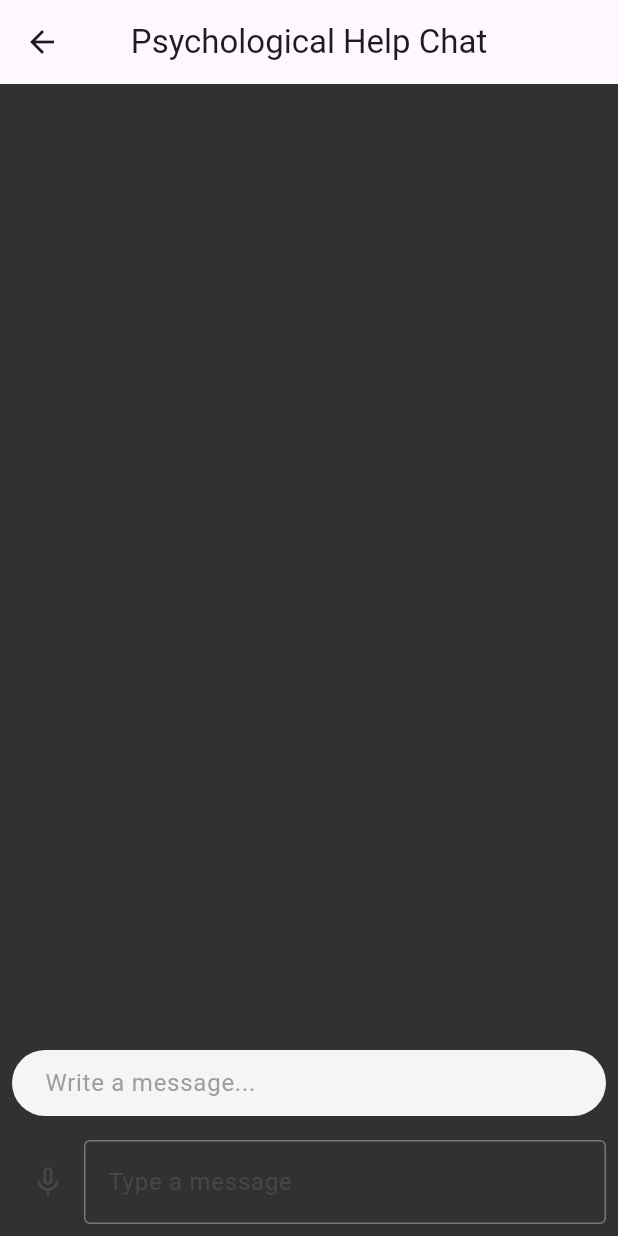
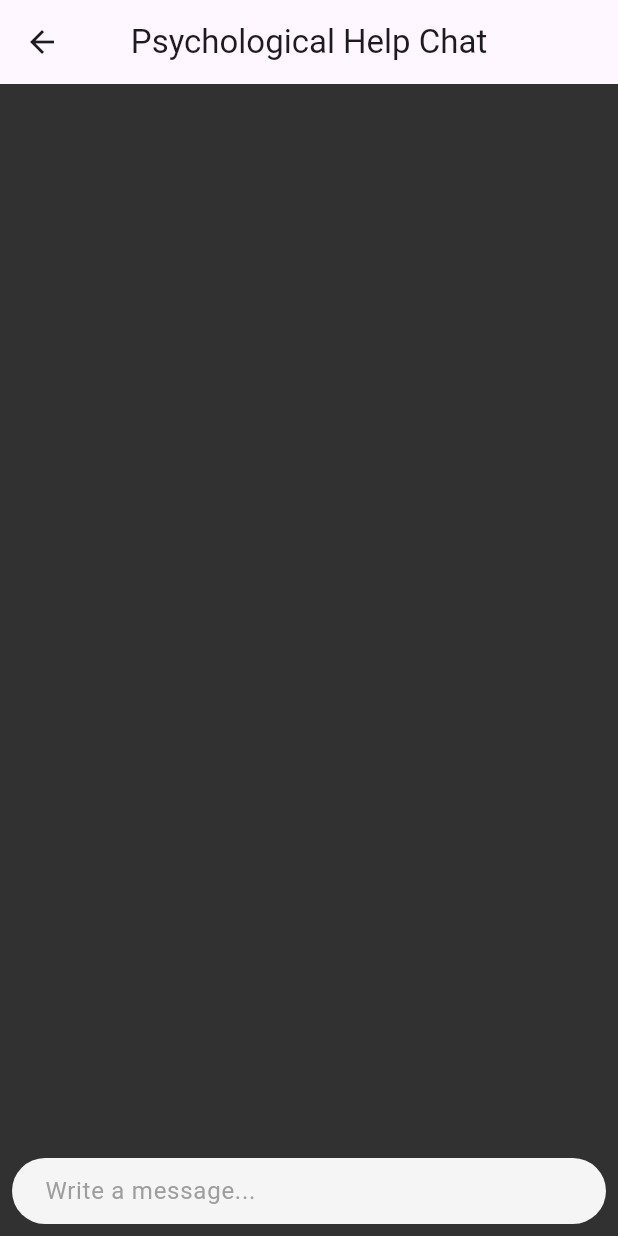
Before and after one commit to iremmanaz/DisasterPal-App, a Flutter app: the PsychologicalHelpPage screen opened by its route, on a phone screen of 412 x 824 dp. Run offline on Flutter 3.47's test engine with Material 3 defaults, Android fonts, the phone set to English and light mode, and no system bars; drawn by our look-alikes of dash_chat_2; our stand-ins replace flutter_gemini, flutter_map, geolocator, image_picker, latlong2, shared_preferences and 2 more; accounts and stored records are empty.

Commit message:
Update psychological_help_page.dart

```diff
--- a/lib/psychological_help_page.dart
+++ b/lib/psychological_help_page.dart
@@ -5,10 +5,9 @@ import 'package:dash_chat_2/dash_chat_2.dart';
 import 'package:flutter/material.dart';
 import 'package:flutter_gemini/flutter_gemini.dart';
 import 'package:image_picker/image_picker.dart';
-import 'package:speech_to_text/speech_to_text.dart' as stt;
 
 class PsychologicalHelpPage extends StatefulWidget {
-  const PsychologicalHelpPage({super.key});
+  PsychologicalHelpPage({Key? key}) : super(key: key);
 
   @override
   State<PsychologicalHelpPage> createState() => _PsychologicalHelpPageState();
@@ -18,31 +17,12 @@ class _PsychologicalHelpPageState extends State<PsychologicalHelpPage> {
   final Gemini gemini = Gemini.instance;
 
   List<ChatMessage> messages = [];
+
   ChatUser currentUser = ChatUser(id: "0", firstName: "User");
   ChatUser geminiUser = ChatUser(
     id: "1",
     firstName: "Gemini",
   );
-
-  late stt.SpeechToText _speech;
-  bool _isListening = false;
-  String _text = '';
-
-  List<String> disasterKeywords = [
-    "earthquake", "flood", "disaster", "hurricane", "tornado", "tsunami",
-    "fire", "wildfire", "landslide", "avalanche", "storm", "cyclone", "PTSD",
-    "trauma", "anxiety", "depression", "mental health", "crisis", "emergency"
-  ];
-
-  @override
-  void initState() {
-    super.initState();
-    _speech = stt.SpeechToText();
-  }
-
-  bool _isDisasterRelated(String text) {
-    return disasterKeywords.any((keyword) => text.toLowerCase().contains(keyword));
-  }
 
   @override
   Widget build(BuildContext context) {
@@ -56,76 +36,14 @@ class _PsychologicalHelpPageState extends State<PsychologicalHelpPage> {
   }
 
   Widget _buildUI() {
-    return Column(
-      children: <Widget>[
-        Expanded(
-          child: DashChat(
+    return DashChat(
       currentUser: currentUser,
       onSend: _sendMessage,
       messages: messages,
-          ),
-        ),
-        Padding(
-          padding: const EdgeInsets.all(8.0),
-          child: Row(
-            children: <Widget>[
-              IconButton(
-                icon: Icon(_isListening ? Icons.mic : Icons.mic_none),
-                onPressed: _listen,
-              ),
-              Expanded(
-                child: TextField(
-                  onSubmitted: (value) {
-                    _sendMessage(ChatMessage(
-                      user: currentUser,
-                      createdAt: DateTime.now(),
-                      text: value,
-                    ));
-                  },
-                  decoration: InputDecoration(
-                    hintText: 'Type a message',
-                    border: OutlineInputBorder(),
-                  ),
-                ),
-              ),
-            ],
-          ),
-        ),
-      ],
     );
   }
 
-  void _listen() async {
-    if (!_isListening) {
-      bool available = await _speech.initialize(
-        onStatus: (val) => print('onStatus: $val'),
-        onError: (val) => print('onError: $val'),
-      );
-      if (available) {
-        setState(() => _isListening = true);
-        _speech.listen(
-          onResult: (val) => setState(() {
-            _text = val.recognizedWords;
-            if (val.hasConfidenceRating && val.confidence > 0) {
-              _sendMessage(ChatMessage(
-                user: currentUser,
-                createdAt: DateTime.now(),
-                text: _text,
-              ));
-              _isListening = false;
-              _speech.stop();
-            }
-          }),
-        );
-      }
-    } else {
-      setState(() => _isListening = false);
-      _speech.stop();
-    }
-  }
-
   void _sendMessage(ChatMessage chatMessage) {
-    if (_isDisasterRelated(chatMessage.text)) {
     setState(() {
       messages = [chatMessage, ...messages];
     });
@@ -172,18 +90,6 @@ class _PsychologicalHelpPageState extends State<PsychologicalHelpPage> {
     } catch (e) {
       print(e);
     }
-    } else {
-      setState(() {
-        messages = [
-          ChatMessage(
-            user: geminiUser,
-            createdAt: DateTime.now(),
-            text: "Sorry, I can only help with disaster-related inquiries.",
-          ),
-          ...messages
-        ];
-      });
-    }
   }
 
   void _sendMediaMessage() async {
```
Lines whose indentation alone changed are shown as unchanged.
